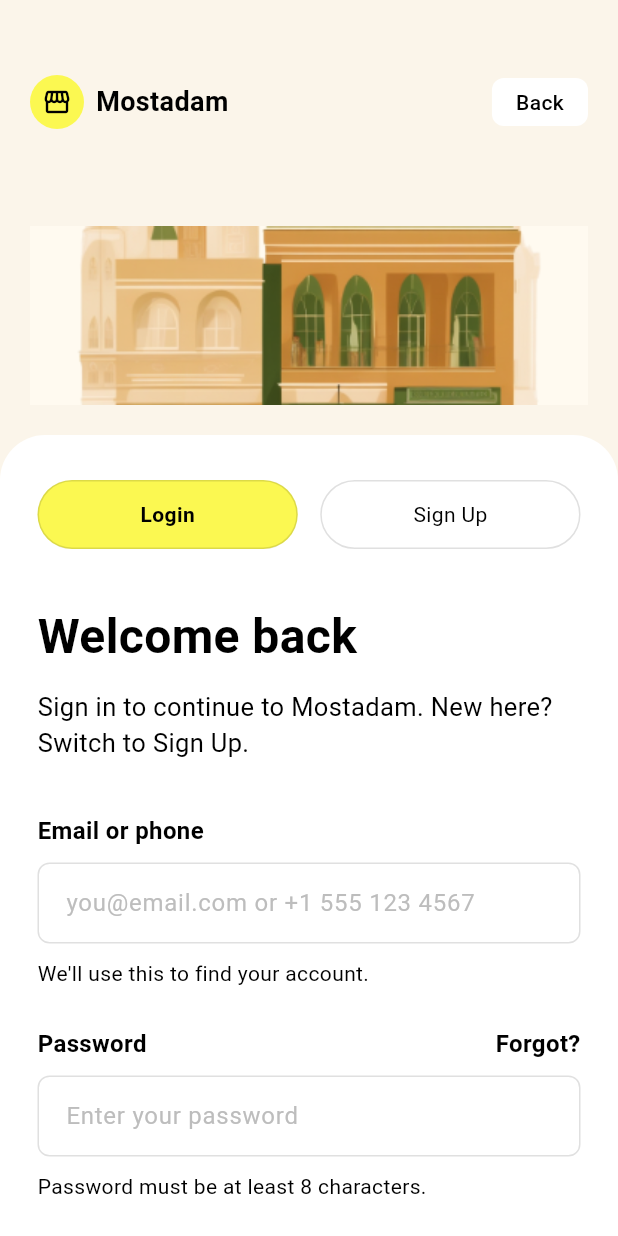
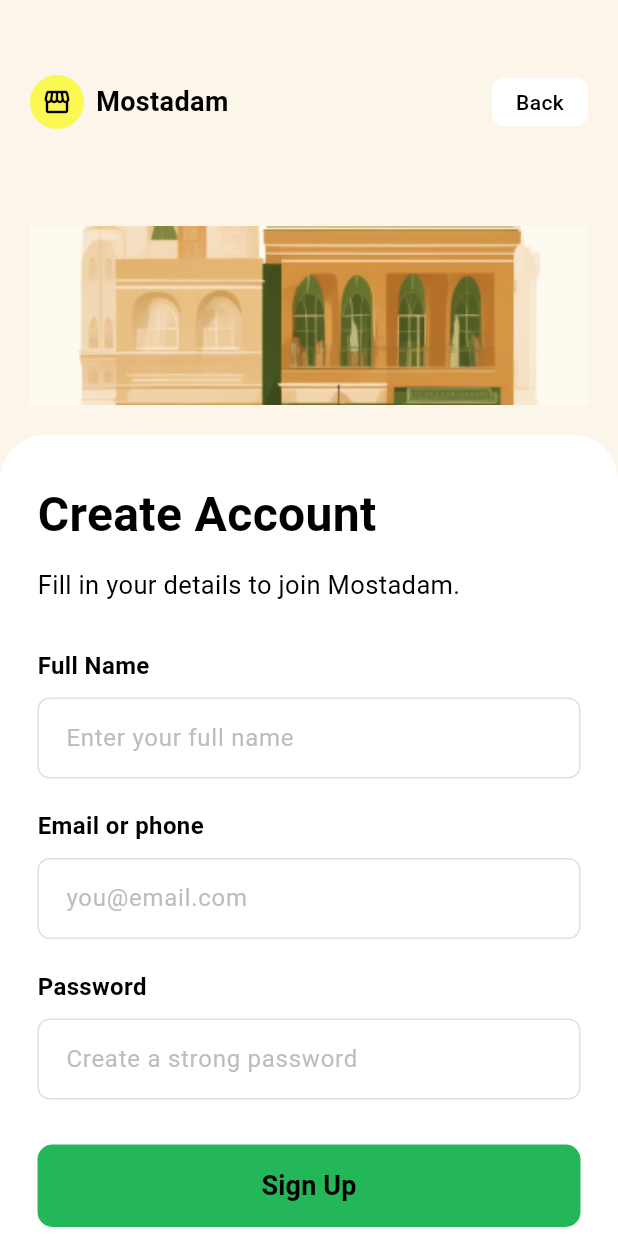
Before and after one commit to shahdayman315315/Mostadam, a Flutter app: the screen it shows after launch, on a phone screen of 412 x 824 dp. Run offline on Flutter 3.47's test engine with Material 3 defaults, Android fonts, the phone set to English and light mode, and no system bars; our stand-ins replace firebase_auth, firebase_core; accounts and stored records are empty.

Commit message:
added register screen

```diff
--- a/lib/main.dart
+++ b/lib/main.dart
@@ -2,15 +2,14 @@ import 'package:flutter/material.dart';
 import 'package:firebase_core/firebase_core.dart'; // مكتبة الفايربيز
 import 'firebase_options.dart'; // الملف السحري اللي عملناه في الـ CMD
 import 'screens/login_screen.dart'; // استدعاء شاشة اللوجين
+import 'package:mostadam/screens/register_screen.dart'; //استدعاء الريجستر
 
 void main() async {
   // 1. لازم نتأكد إن كل إعدادات فلاتر جاهزة
   WidgetsFlutterBinding.ensureInitialized();
 
   // 2. تشغيل الفايربيز باستخدام الإعدادات الخاصة بمشروع مستدام
-  await Firebase.initializeApp(
-    options: DefaultFirebaseOptions.currentPlatform,
-  );
+  await Firebase.initializeApp(options: DefaultFirebaseOptions.currentPlatform);
 
   runApp(const MyApp());
 }
@@ -28,14 +27,15 @@ theme: ThemeData(
         useMaterial3: true,
         colorScheme: ColorScheme.fromSeed(
           seedColor: const Color(0xFF1DB954), // الأخضر اللي جيبتيه بالظبط
-    primary: const Color(0xFF1DB954),   // اللون الأساسي للأزرار
+          primary: const Color(0xFF1DB954), // اللون الأساسي للأزرار
           secondary: const Color(0xFFFBF851), // اللون الأصفر للتبديل
-    surface: const Color(0xFFFDFCF4),   // لون الخلفية الكريمي
+          surface: const Color(0xFFFDFCF4), // لون الخلفية الكريمي
         ),
         scaffoldBackgroundColor: const Color(0xFFFDFCF4),
       ),
-      // التعديل هنا: خليناه يفتح فوراً على شاشة اللوجين اللي عملناها
-      home: const LoginScreen(),
+      // التعديل هنا: خليناه يفتح فوراً على شاشة الريجستر اللي عملناها
+      home: const RegisterScreen(),
+      // home: const LoginScreen(),
     );
   }
 }
--- /dev/null
+++ b/lib/screens/register_screen.dart
@@ -0,0 +1,252 @@
+import 'package:flutter/material.dart';
+
+class RegisterScreen extends StatefulWidget {
+  const RegisterScreen({super.key});
+
+  @override
+  State<RegisterScreen> createState() => _RegisterScreenState();
+}
+
+class _RegisterScreenState extends State<RegisterScreen> {
+  final Color creamBg = const Color(0xFFFBF5EA);
+  final Color pureWhite = Colors.white;
+  final Color mostadamGreen = const Color(0xFF24B759);
+  final Color mostadamYellow = const Color(0xFFFBF851);
+
+  @override
+  Widget build(BuildContext context) {
+    return Scaffold(
+      backgroundColor: creamBg,
+      body: SingleChildScrollView(
+        child: Column(
+          children: [
+            // 1. الجزء العلوي: اللوجو وصورة المباني (نفس ستايل اللوجن)
+            Stack(
+              alignment: Alignment.bottomCenter,
+              children: [
+                Container(
+                  height: 320, // نفس ارتفاع اللوجن عشان الصورة تبان كاملة
+                  width: double.infinity,
+                  padding: const EdgeInsets.fromLTRB(20, 50, 20, 0),
+                  child: Column(
+                    children: [
+                      Row(
+                        mainAxisAlignment: MainAxisAlignment.spaceBetween,
+                        children: [
+                          Row(
+                            children: [
+                              Container(
+                                padding: const EdgeInsets.all(8),
+                                decoration: BoxDecoration(
+                                  color: mostadamYellow,
+                                  shape: BoxShape.circle,
+                                ),
+                                child: const Icon(
+                                  Icons.storefront,
+                                  size: 20,
+                                  color: Colors.black,
+                                ),
+                              ),
+                              const SizedBox(width: 8),
+                              const Text(
+                                "Mostadam",
+                                style: TextStyle(
+                                  fontWeight: FontWeight.bold,
+                                  fontSize: 18,
+                                  color: Colors.black,
+                                ),
+                              ),
+                            ],
+                          ),
+                          GestureDetector(
+                            onTap: () =>
+                                Navigator.pop(context), //return to loginn
+                            child: Container(
+                              padding: const EdgeInsets.symmetric(
+                                horizontal: 16,
+                                vertical: 6,
+                              ),
+                              decoration: BoxDecoration(
+                                color: pureWhite,
+                                borderRadius: BorderRadius.circular(8),
+                              ),
+                              child: const Text(
+                                "Back",
+                                style: TextStyle(
+                                  fontWeight: FontWeight.w500,
+                                  color: Colors.black,
+                                ),
+                              ),
+                            ),
+                          ),
+                        ],
+                      ),
+                      const SizedBox(height: 15),
+                      Expanded(
+                        child: SizedBox(
+                          width: double.infinity,
+                          child: Image.asset(
+                            'assets/images/loginimage.png', // نفس الصورة
+                            fit: BoxFit.contain,
+                            errorBuilder: (context, error, stackTrace) =>
+                                const Icon(Icons.broken_image, size: 50),
+                          ),
+                        ),
+                      ),
+                    ],
+                  ),
+                ),
+                Container(
+                  height: 30,
+                  decoration: BoxDecoration(
+                    color: pureWhite,
+                    borderRadius: const BorderRadius.vertical(
+                      top: Radius.circular(30),
+                    ),
+                  ),
+                ),
+              ],
+            ),
+
+            // 2. white card
+            Container(
+              color: pureWhite,
+              padding: const EdgeInsets.symmetric(horizontal: 25),
+              child: Column(
+                crossAxisAlignment: CrossAxisAlignment.start,
+                children: [
+                  const Text(
+                    "Create Account",
+                    style: TextStyle(
+                      fontSize: 32,
+                      fontWeight: FontWeight.bold,
+                      color: Colors.black,
+                    ),
+                  ),
+                  const SizedBox(height: 12),
+                  const Text(
+                    "Fill in your details to join Mostadam.",
+                    style: TextStyle(
+                      color: Colors.black,
+                      fontSize: 17,
+                      height: 1.4,
+                    ),
+                  ),
+
+                  const SizedBox(height: 30),
+
+                  // name
+                  const Text(
+                    "Full Name",
+                    style: TextStyle(
+                      fontWeight: FontWeight.bold,
+                      fontSize: 16,
+                      color: Colors.black,
+                    ),
+                  ),
+                  const SizedBox(height: 10),
+                  _buildTextField("Enter your full name"),
+
+                  const SizedBox(height: 20),
+
+                  // email
+                  const Text(
+                    "Email or phone",
+                    style: TextStyle(
+                      fontWeight: FontWeight.bold,
+                      fontSize: 16,
+                      color: Colors.black,
+                    ),
+                  ),
+                  const SizedBox(height: 10),
+                  _buildTextField("you@email.com"),
+
+                  const SizedBox(height: 20),
+
+                  // password
+                  const Text(
+                    "Password",
+                    style: TextStyle(
+                      fontWeight: FontWeight.bold,
+                      fontSize: 16,
+                      color: Colors.black,
+                    ),
+                  ),
+                  const SizedBox(height: 10),
+                  _buildTextField("Create a strong password", isPassword: true),
+
+                  const SizedBox(height: 30),
+
+                  // Sign Up
+                  SizedBox(
+                    width: double.infinity,
+                    height: 55,
+                    child: ElevatedButton(
+                      style: ElevatedButton.styleFrom(
+                        backgroundColor: mostadamGreen,
+                        shape: RoundedRectangleBorder(
+                          borderRadius: BorderRadius.circular(10),
+                        ),
+                        elevation: 0,
+                      ),
+                      onPressed: () {},
+                      child: const Text(
+                        "Sign Up",
+                        style: TextStyle(
+                          color: Colors.black,
+                          fontWeight: FontWeight.bold,
+                          fontSize: 18,
+                        ),
+                      ),
+                    ),
+                  ),
+
+                  const SizedBox(height: 25),
+                  Center(
+                    child: InkWell(
+                      onTap: () => Navigator.pop(context),
+                      child: const Text(
+                        "Already have an account? Login",
+                        style: TextStyle(
+                          color: Colors.black,
+                          fontWeight: FontWeight.bold,
+                        ),
+                      ),
+                    ),
+                  ),
+                  const SizedBox(height: 50),
+                ],
+              ),
+            ),
+          ],
+        ),
+      ),
+    );
+  }
+
+  //reduce repeating
+  Widget _buildTextField(String hint, {bool isPassword = false}) {
+    return TextField(
+      obscureText: isPassword,
+      style: const TextStyle(color: Colors.black),
+      decoration: InputDecoration(
+        hintText: hint,
+        hintStyle: TextStyle(color: Colors.grey.shade400),
+        filled: true,
+        fillColor: pureWhite,
+        contentPadding: const EdgeInsets.symmetric(
+          horizontal: 15,
+          vertical: 15,
+        ),
+        enabledBorder: OutlineInputBorder(
+          borderRadius: BorderRadius.circular(8),
+          borderSide: const BorderSide(color: Colors.black12, width: 1),
+        ),
+        focusedBorder: OutlineInputBorder(
+          borderRadius: BorderRadius.circular(8),
+          borderSide: const BorderSide(color: Colors.black, width: 1.5),
+        ),
+      ),
+    );
+  }
+}
```
Lines whose indentation alone changed are shown as unchanged.
